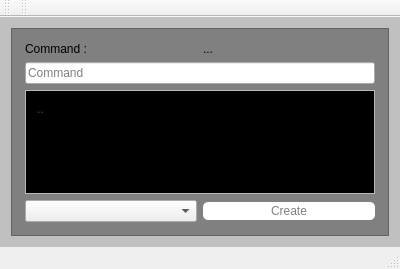
The window that mainwindow.ui (bbuyukyuksel/version-selector) describes before a commit, drawn with Qt 5.
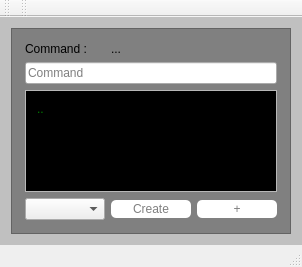
The same window after the commit.

What changed in the file:
```diff
--- a/mainwindow.ui
+++ b/mainwindow.ui
@@ -6,15 +6,18 @@
    <rect>
     <x>0</x>
     <y>0</y>
-    <width>400</width>
-    <height>269</height>
+    <width>302</width>
+    <height>267</height>
    </rect>
   </property>
   <property name="windowTitle">
    <string>MainWindow</string>
   </property>
   <property name="styleSheet">
-   <string notr="true">QLabel#output{
+   <string notr="true">QPushButton#addFile{
+	
+}
+QLabel#output{
 	margin:0px;
 	color:green;
 	font-size:12px;
@@ -32,7 +35,7 @@
 background-color:gray;
 padding:2px;
 }
-QPushButton#bt_create{
+QPushButton{
 color:gray;
 background-color:white;
 border-radius:5px;
@@ -40,7 +43,7 @@
 
 padding:2px;
 }
-QPushButton#bt_create:hover, focused{
+QPushButton:hover, focused{
 border-bottom:2px solid silver;
 border-right:2px solid silver;
 }
@@ -59,8 +62,8 @@
         <rect>
          <x>0</x>
          <y>0</y>
-         <width>376</width>
-         <height>185</height>
+         <width>278</width>
+         <height>183</height>
         </rect>
        </property>
        <layout class="QGridLayout" name="gridLayout_2">
@@ -78,14 +81,20 @@
           </property>
          </widget>
         </item>
-        <item row="1" column="0" colspan="2">
-         <widget class="QLineEdit" name="cmd">
-          <property name="placeholderText">
-           <string>Command</string>
+        <item row="3" column="0">
+         <widget class="QComboBox" name="pool"/>
+        </item>
+        <item row="3" column="1">
+         <widget class="QPushButton" name="bt_create">
+          <property name="styleSheet">
+           <string notr="true"/>
+          </property>
+          <property name="text">
+           <string>Create</string>
           </property>
          </widget>
         </item>
-        <item row="2" column="0" colspan="2">
+        <item row="2" column="0" colspan="3">
          <widget class="QScrollArea" name="scrollArea_2">
           <property name="widgetResizable">
            <bool>true</bool>
@@ -95,8 +104,8 @@
             <rect>
              <x>0</x>
              <y>0</y>
-             <width>356</width>
-             <height>83</height>
+             <width>258</width>
+             <height>81</height>
             </rect>
            </property>
            <layout class="QGridLayout" name="gridLayout">
@@ -114,16 +123,17 @@
           </widget>
          </widget>
         </item>
-        <item row="3" column="0">
-         <widget class="QComboBox" name="pool"/>
-        </item>
-        <item row="3" column="1">
-         <widget class="QPushButton" name="bt_create">
-          <property name="styleSheet">
-           <string notr="true"/>
+        <item row="1" column="0" colspan="3">
+         <widget class="QLineEdit" name="cmd">
+          <property name="placeholderText">
+           <string>Command</string>
           </property>
+         </widget>
+        </item>
+        <item row="3" column="2">
+         <widget class="QPushButton" name="addFile">
           <property name="text">
-           <string>Create</string>
+           <string>+</string>
           </property>
          </widget>
         </item>
```
Left out of the diff: 13 changed lines with no effect on the pictures.
